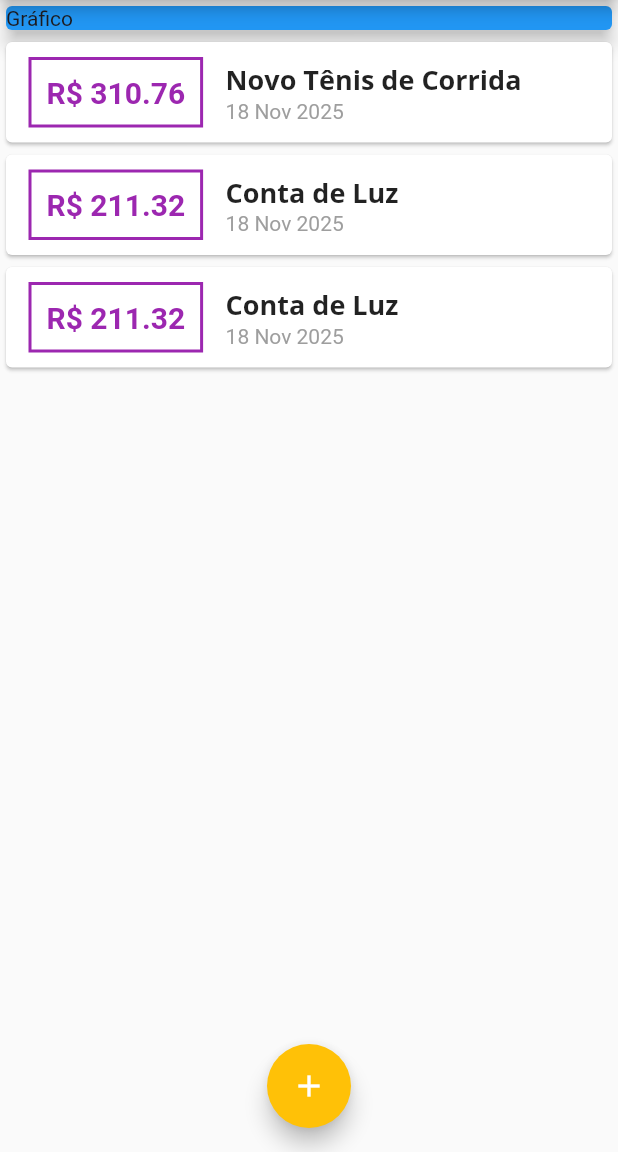
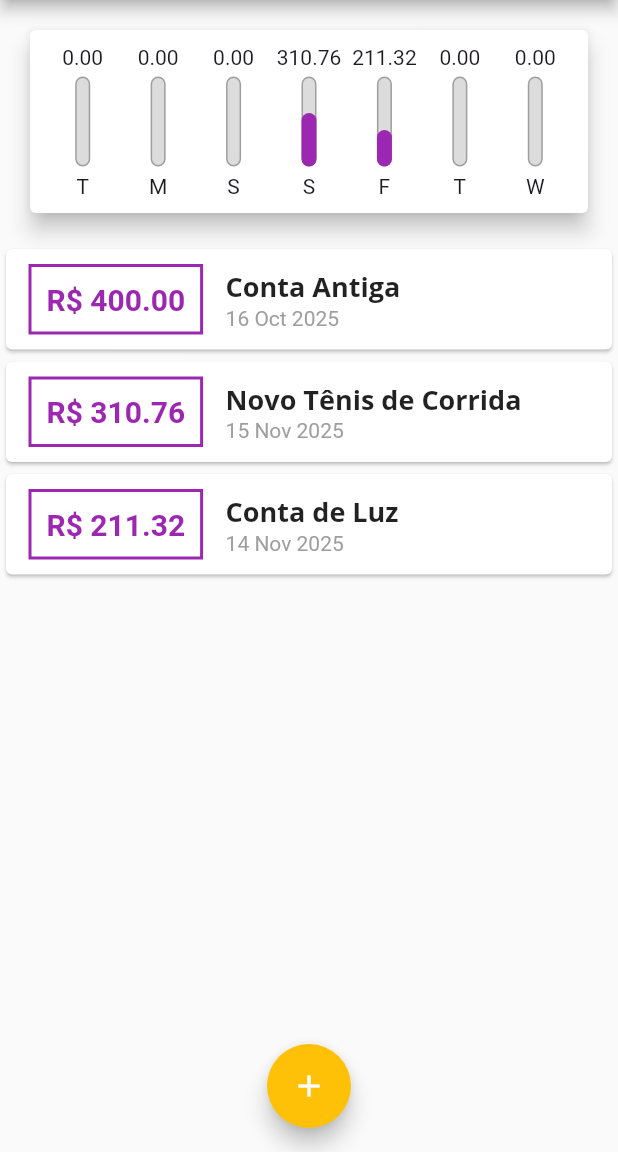
Before and after one commit to dauid64/despesas_pessoais, a Flutter app: the screen it shows after launch, on a phone screen of 412 x 824 dp, the part 84-1236 px from its top. Run offline on Flutter 3.47's test engine with Material 3 defaults, Android fonts, the phone set to English and light mode, and no system bars.

Commit message:
finalizando chart

```diff
--- a/analysis_options.yaml
+++ b/analysis_options.yaml
@@ -8,6 +8,9 @@
 # The following line activates a set of recommended lints for Flutter apps,
 # packages, and plugins designed to encourage good coding practices.
 include: package:flutter_lints/flutter.yaml
+
+formatter:
+  trailing_commas: preserve
 
 linter:
   # The lint rules applied to this project can be customized in the
--- /dev/null
+++ b/lib/components/chart.dart
@@ -0,0 +1,64 @@
+import 'package:expenses/components/chart_bar.dart';
+import 'package:expenses/models/transaction.dart';
+import 'package:flutter/material.dart';
+import 'package:intl/intl.dart';
+
+class Chart extends StatelessWidget {
+  const Chart({super.key, required this.recentTransactions});
+
+  final List<Transaction> recentTransactions;
+
+  List<Map<String, Object>> get groupedTransactions {
+    return List.generate(7, (index) {
+      final weekDay = DateTime.now().subtract(Duration(days: index));
+
+      double totalSum = 0.0;
+      for (var transaction in recentTransactions) {
+        bool sameDay = transaction.date.day == weekDay.day;
+        bool sameMonth = transaction.date.month == weekDay.month;
+        bool sameYear = transaction.date.year == weekDay.year;
+
+        if (sameDay && sameMonth && sameYear) {
+          totalSum += transaction.value;
+        }
+      }
+
+      return {
+        'day': DateFormat.E().format(weekDay)[0],
+        'amount': totalSum,
+      };
+    });
+  }
+
+  double get _weekTotalValue {
+    return groupedTransactions.fold(0.0, (sum, tr) {
+      return sum + (tr['amount'] as double);
+    });
+  }
+
+  @override
+  Widget build(BuildContext context) {
+    return Card(
+      elevation: 6,
+      margin: EdgeInsets.all(20),
+      child: Padding(
+        padding: const EdgeInsets.all(10),
+        child: Row(
+          mainAxisAlignment: MainAxisAlignment.spaceAround,
+          children: groupedTransactions.map((tr) {
+            return Flexible(
+              fit: FlexFit.tight,
+              child: ChartBar(
+                label: tr['day'].toString(),
+                value: tr['amount'] as double,
+                percentage: _weekTotalValue == 0.0
+                    ? 0.0
+                    : (tr['amount'] as double) / _weekTotalValue,
+              ),
+            );
+          }).toList(),
+        ),
+      ),
+    );
+  }
+}
--- /dev/null
+++ b/lib/components/chart_bar.dart
@@ -0,0 +1,51 @@
+import 'package:flutter/material.dart';
+
+class ChartBar extends StatelessWidget {
+  final String label;
+  final double value;
+  final double percentage;
+
+  const ChartBar({
+    super.key,
+    required this.label,
+    required this.value,
+    required this.percentage,
+  });
+
+  @override
+  Widget build(BuildContext context) {
+    return Column(
+      children: [
+        FittedBox(child: Text(value.toStringAsFixed(2))),
+        SizedBox(height: 5),
+        SizedBox(
+          height: 60,
+          width: 10,
+          child: Stack(
+            alignment: Alignment.bottomCenter,
+            children: [
+              Container(
+                decoration: BoxDecoration(
+                  border: Border.all(color: Colors.grey, width: 1.0),
+                  color: Color.fromRGBO(220, 220, 220, 1),
+                  borderRadius: BorderRadius.circular(5),
+                ),
+              ),
+              FractionallySizedBox(
+                heightFactor: percentage,
+                child: Container(
+                  decoration: BoxDecoration(
+                    color: Theme.of(context).colorScheme.primary,
+                    borderRadius: BorderRadius.circular(5),
+                  ),
+                ),
+              ),
+            ],
+          ),
+        ),
+        SizedBox(height: 5),
+        Text(label),
+      ],
+    );
+  }
+}
--- a/lib/components/transaction_list.dart
+++ b/lib/components/transaction_list.dart
@@ -11,7 +11,25 @@ class TransactionList extends StatelessWidget {
   Widget build(BuildContext context) {
     return SizedBox(
       height: 300,
-      child: ListView.builder(
+      child: transactions.isEmpty
+          ? Column(
+              children: [
+                SizedBox(height: 20),
+                Text(
+                  'Nenhuma transação cadastrada!',
+                  style: Theme.of(context).textTheme.titleLarge,
+                ),
+                SizedBox(height: 20),
+                SizedBox(
+                  height: 200,
+                  child: Image.asset(
+                    'assets/images/waiting.png',
+                    fit: BoxFit.cover,
+                  ),
+                ),
+              ],
+            )
+          : ListView.builder(
               itemCount: transactions.length,
               itemBuilder: (ctx, index) {
                 final tr = transactions[index];
@@ -19,9 +37,15 @@ class TransactionList extends StatelessWidget {
                   child: Row(
                     children: [
                       Container(
-                  margin: EdgeInsets.symmetric(horizontal: 15, vertical: 10),
+                        margin: EdgeInsets.symmetric(
+                          horizontal: 15,
+                          vertical: 10,
+                        ),
                         decoration: BoxDecoration(
-                    border: Border.all(color: Theme.of(context).colorScheme.primary, width: 2),
+                          border: Border.all(
+                            color: Theme.of(context).colorScheme.primary,
+                            width: 2,
+                          ),
                         ),
                         padding: EdgeInsets.all(10),
                         child: Text(
--- a/lib/main.dart
+++ b/lib/main.dart
@@ -1,5 +1,6 @@
 import 'dart:math';
 
+import 'package:expenses/components/chart.dart';
 import 'package:expenses/components/transaction_form.dart';
 import 'package:expenses/components/transaction_list.dart';
 import 'package:flutter/material.dart';
@@ -56,23 +57,33 @@ class _MyHomePageState extends State<MyHomePage> {
   final List<Transaction> _transactions = [
     Transaction(
       id: 't1',
+      title: 'Conta Antiga',
+      value: 400.00,
+      date: DateTime.now().subtract(Duration(days: 33)),
+    ),
+    Transaction(
+      id: 't1',
       title: 'Novo Tênis de Corrida',
       value: 310.76,
-      date: DateTime.now(),
+      date: DateTime.now().subtract(Duration(days: 3)),
     ),
     Transaction(
       id: 't2',
       title: 'Conta de Luz',
       value: 211.32,
-      date: DateTime.now(),
-    ),
-    Transaction(
-      id: 't2',
-      title: 'Conta de Luz',
-      value: 211.32,
-      date: DateTime.now(),
+      date: DateTime.now().subtract(Duration(days: 4)),
     ),
   ];
+
+  List<Transaction> get _recentTransactions {
+    return _transactions.where((tr) {
+      return tr.date.isAfter(
+        DateTime.now().subtract(
+          Duration(days: 7),
+        ),
+      );
+    }).toList();
+  }
 
   _addTransaction(String title, double value) {
     final newTransaction = Transaction(
@@ -114,14 +125,7 @@ class _MyHomePageState extends State<MyHomePage> {
         child: Column(
           crossAxisAlignment: CrossAxisAlignment.center,
           children: [
-            SizedBox(
-              width: double.infinity,
-              child: Card(
-                color: Colors.blue,
-                elevation: 5,
-                child: Text('Gráfico'),
-              ),
-            ),
+            Chart(recentTransactions: _recentTransactions),
             TransactionList(transactions: _transactions),
           ],
         ),
--- a/pubspec.yaml
+++ b/pubspec.yaml
@@ -59,9 +59,8 @@ flutter:
   uses-material-design: true
 
   # To add assets to your application, add an assets section, like this:
-  # assets:
-  #   - images/a_dot_burr.jpeg
-  #   - images/a_dot_ham.jpeg
+  assets:
+    - assets/images/waiting.png
 
   # An image asset can refer to one or more resolution-specific "variants", see
   # https://flutter.dev/to/resolution-aware-images
```
Also changed, not shown: assets/images/waiting.png (added). Lines whose indentation alone changed are shown as unchanged.
